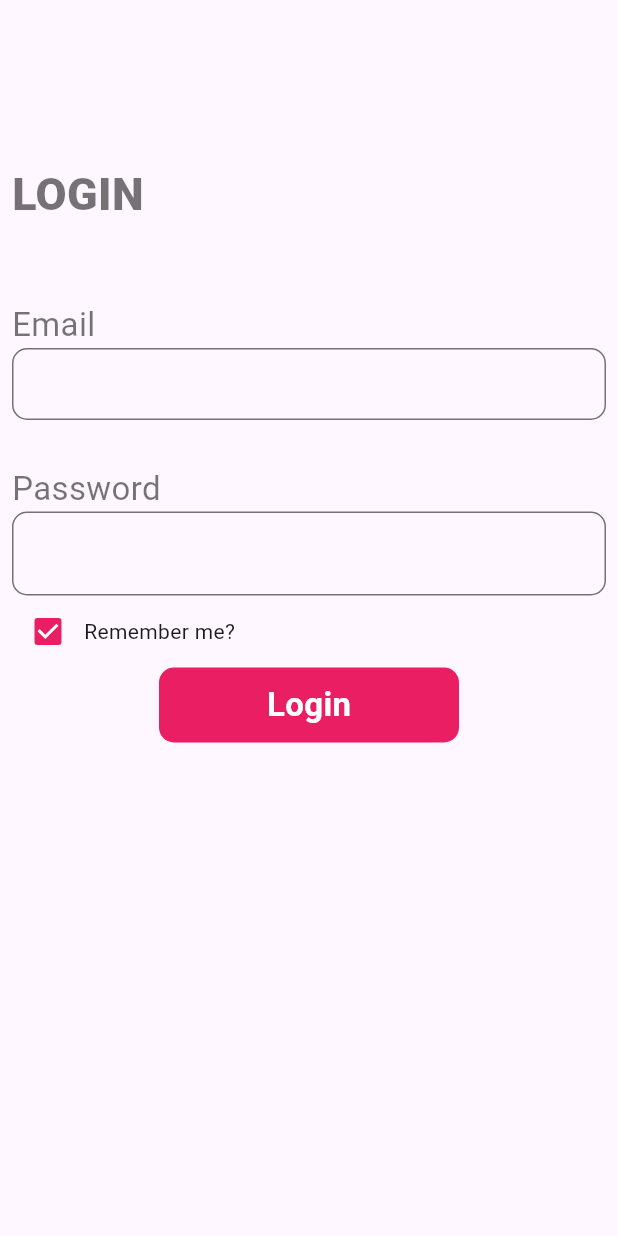
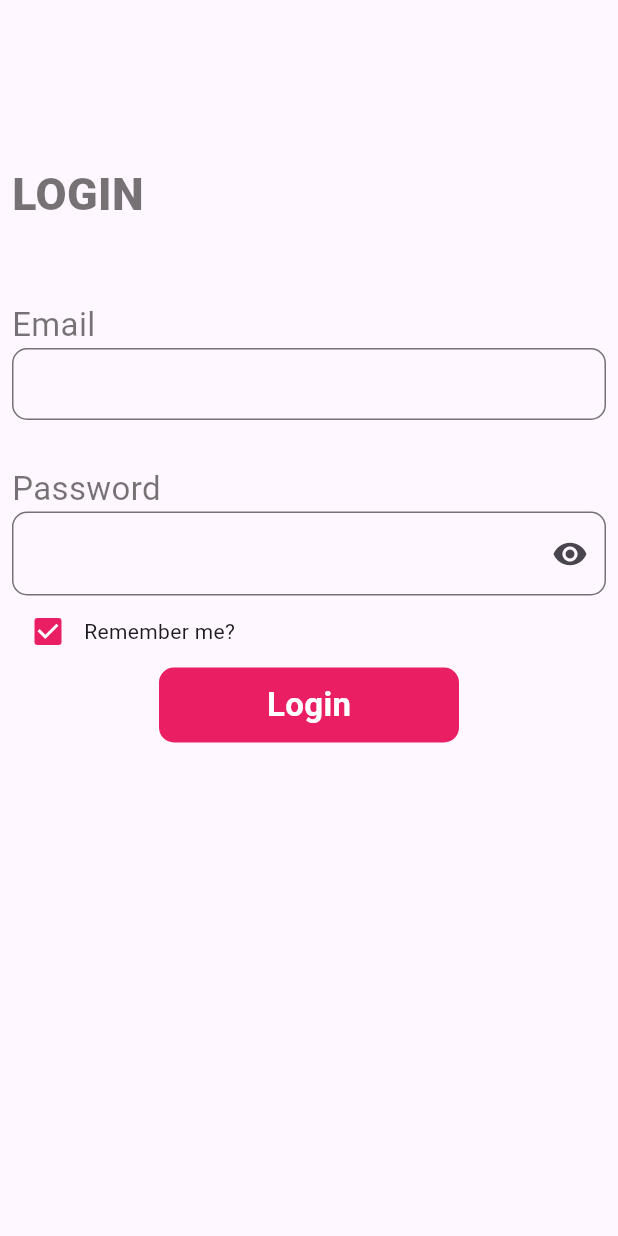
Before and after one commit to RaFiuL-RaZu/project1, a Flutter app: the screen it shows after launch, on a phone screen of 412 x 824 dp. Run offline on Flutter 3.47's test engine with Material 3 defaults, Android fonts, the phone set to English and light mode, and no system bars.

Commit message:
login commit

```diff
--- a/lib/Others/CompletePage.dart
+++ b/lib/Others/CompletePage.dart
@@ -59,7 +59,12 @@ class _LoginPageState extends State<LoginPage> {
               SizedBox(height: 30,),
               Text("Password",style: TextStyle(color: Colors.black54,fontSize: 22),),
               TextFormField(
+                obscureText: true,
                 decoration: InputDecoration(
+                  suffixIcon:InkWell(
+                    onTap: (){},
+                    child: Icon(Icons.visibility),
+                  ),
                   border: OutlineInputBorder(
                     borderSide: BorderSide(color: Colors.black54),
                     borderRadius: BorderRadius.circular(10),
```
